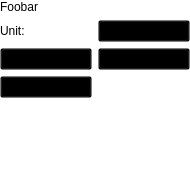
Qt form widgets/aquisition.ui (Elv13/sigrok_frontend) before a commit.
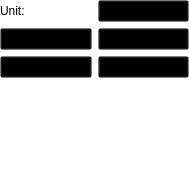
The same form after that commit.

Patch:
```diff
--- a/widgets/aquisition.ui
+++ b/widgets/aquisition.ui
@@ -6,8 +6,8 @@
    <rect>
     <x>0</x>
     <y>0</y>
-    <width>190</width>
-    <height>186</height>
+    <width>189</width>
+    <height>181</height>
    </rect>
   </property>
   <property name="windowTitle">
@@ -32,21 +32,21 @@
    <property name="bottomMargin">
     <number>0</number>
    </property>
-   <item row="3" column="1">
+   <item row="2" column="1">
     <widget class="QPushButton" name="m_pStop">
      <property name="text">
       <string>Stop</string>
      </property>
     </widget>
    </item>
-   <item row="3" column="0">
+   <item row="2" column="0">
     <widget class="QPushButton" name="m_pStart">
      <property name="text">
       <string>Start</string>
      </property>
     </widget>
    </item>
-   <item row="6" column="0">
+   <item row="5" column="0">
     <spacer name="verticalSpacer">
      <property name="orientation">
       <enum>Qt::Vertical</enum>
@@ -59,30 +59,30 @@
      </property>
     </spacer>
    </item>
-   <item row="0" column="0">
-    <widget class="QLabel" name="m_pValue">
-     <property name="text">
-      <string>Foobar</string>
-     </property>
-    </widget>
-   </item>
-   <item row="4" column="0">
+   <item row="3" column="0">
     <widget class="QPushButton" name="m_pClear">
      <property name="text">
       <string>Clear</string>
      </property>
     </widget>
    </item>
-   <item row="1" column="0">
+   <item row="0" column="0">
     <widget class="QLabel" name="label_2">
      <property name="text">
       <string>Unit:</string>
      </property>
     </widget>
    </item>
-   <item row="1" column="1">
+   <item row="0" column="1">
     <widget class="QComboBox" name="comboBox"/>
    </item>
+   <item row="3" column="1">
+    <widget class="QPushButton" name="m_pAquire">
+     <property name="text">
+      <string>Aquire</string>
+     </property>
+    </widget>
+   </item>
   </layout>
  </widget>
  <resources/>
```
Left out of the diff: 60 changed lines with no effect on the pictures.
